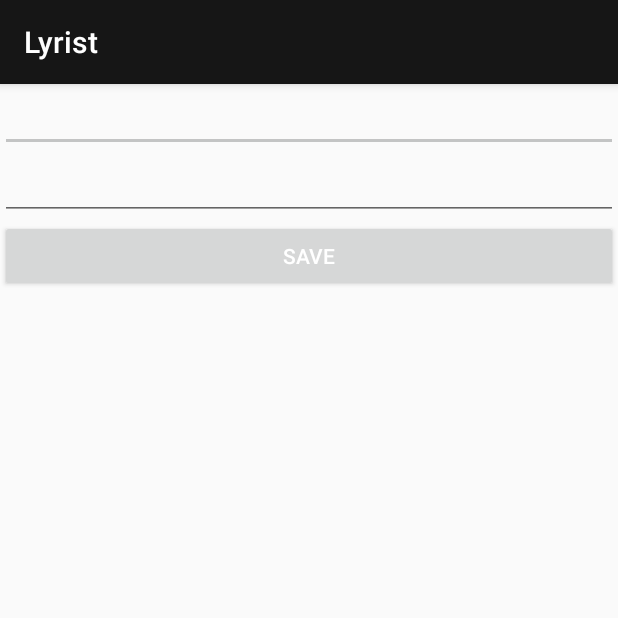
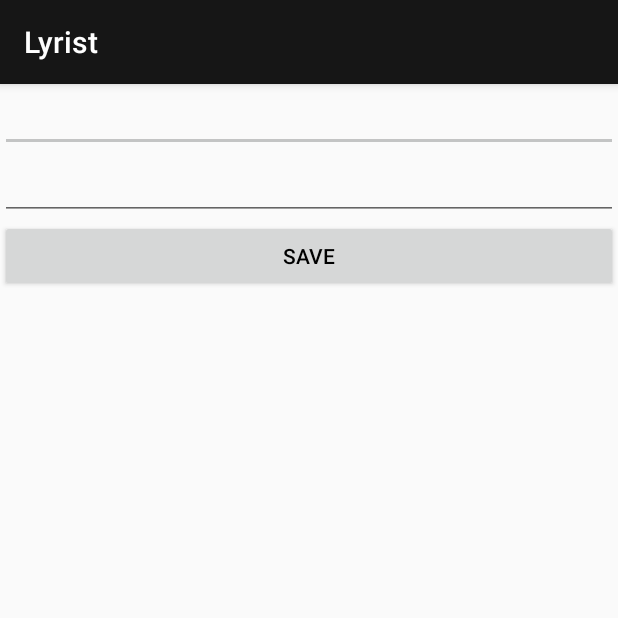
Before and after one commit to stuible/Lyrist-Android, an Android app: the AddTextLyrics screen opened directly, with no data from a screen before it, on a phone screen of 412 x 824 dp, the top half of it. Run offline under Robolectric (Android 15) with nearby library versions, the phone set to English and light mode, and no system bars.

Commit message:
More Theming / Styling updates

```diff
--- a/app/src/main/res/layout/activity_main.xml
+++ b/app/src/main/res/layout/activity_main.xml
@@ -31,6 +31,6 @@
         app:backgroundTint="@color/colorPrimaryDark"
         app:elevation="0dp"
         app:fabSize="normal"
-        app:srcCompat="@android:drawable/ic_menu_add" />
+        app:srcCompat="@drawable/add_icon" />
 
 </android.support.design.widget.CoordinatorLayout>
--- a/app/src/main/res/values/styles.xml
+++ b/app/src/main/res/values/styles.xml
@@ -6,7 +6,7 @@
         <item name="colorPrimary">@color/colorPrimaryDark</item>
         <item name="colorPrimaryDark">@color/colorPrimaryDark</item>
         <item name="colorAccent">@color/colorAccent</item>
-        <item name="android:textColorPrimary">@android:color/background_light</item>
+        <item name="android:textColorPrimary">@android:color/background_dark</item>
     </style>
 
     <style name="AppTheme.NoActionBar">
```
Also changed, not shown: app/src/main/res/drawable/add_icon.png (added).
